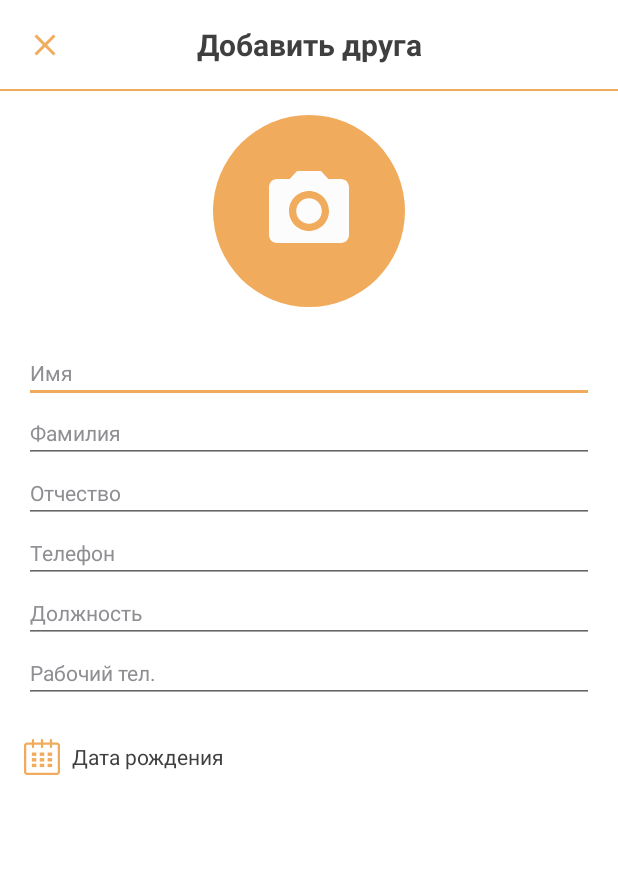
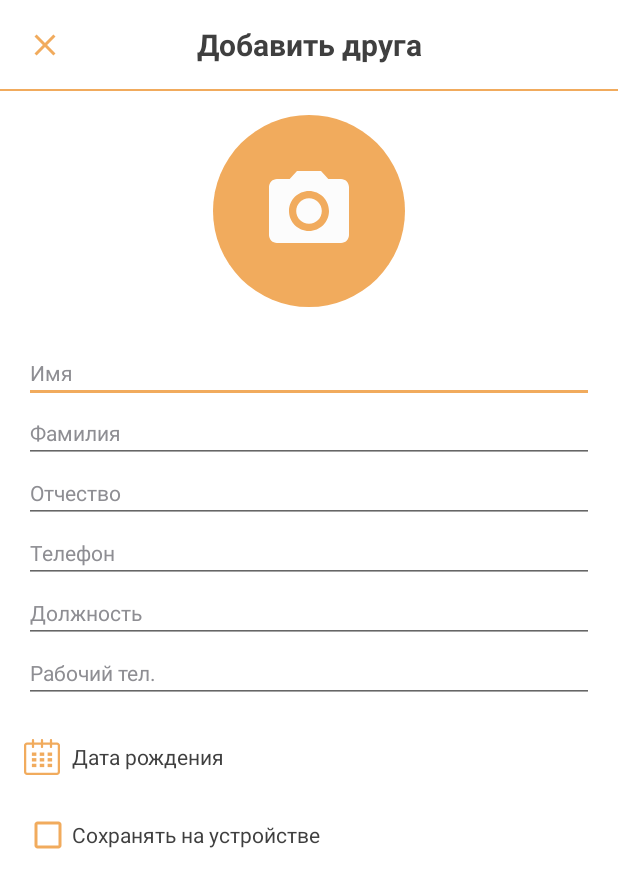
Before and after one commit to TheRzzan/RJD, an Android app: the layout fragment_editor.xml on its own in the app's theme, with its tools: preview values and no code run, on a phone screen of 412 x 824 dp. Shown: the top 888 px of the screen. Run offline under Robolectric (Android 15) with nearby library versions, the phone set to English and light mode, and no system bars.

Commit message:
Phone contacts: check box save added.

```diff
--- a/app/src/main/java/com/morozov/rjd/domain/implementation/ContactsLoaderImpl.kt
+++ b/app/src/main/java/com/morozov/rjd/domain/implementation/ContactsLoaderImpl.kt
@@ -42,7 +42,8 @@ class ContactsLoaderImpl(private val context: Context): ContactsLoader, Contacts
         data.add(contact)
         val dbHelper = ContactsDBHelper(context)
         dbHelper.addContact(contact)
-        ContactsPhoneHelper.saveNewContact(context, contact)
+        if (contact.saveInDevice)
+            ContactsPhoneHelper.saveNewContact(context, contact)
     }
 
     override fun overwriteOld(contact: ContactModel, pos: Int) {
@@ -52,7 +53,8 @@ class ContactsLoaderImpl(private val context: Context): ContactsLoader, Contacts
         val dbHelper = ContactsDBHelper(context)
         dbHelper.removeItemWithPhone(contactModelOld.phoneNum)
         dbHelper.addContact(contact)
-        ContactsPhoneHelper.overwriteOldContact(context, contactModelOld, contact)
+        if (contact.saveInDevice)
+            ContactsPhoneHelper.overwriteOldContact(context, contactModelOld, contact)
     }
 
     override fun deleteThink(contact: ContactModel, pos: Int) {
--- a/app/src/main/java/com/morozov/rjd/mvp/models/ContactModel.kt
+++ b/app/src/main/java/com/morozov/rjd/mvp/models/ContactModel.kt
@@ -6,4 +6,5 @@ import java.util.*
 data class ContactModel(var name: String, var family: String, var surname: String?, var phoneNum: String,
                         var isFriend: Boolean,
                         var workPhone: String?, var position: String?,
-                        var birthday: Date?, var photo: Uri? = null)
+                        var birthday: Date?, var photo: Uri? = null,
+                        var saveInDevice: Boolean = false)
--- a/app/src/main/res/layout/fragment_editor.xml
+++ b/app/src/main/res/layout/fragment_editor.xml
@@ -122,6 +122,7 @@
             <RelativeLayout
                     android:id="@+id/relativeDayMonthYear"
                     android:layout_marginTop="@dimen/activity_long_vertical_margin"
+                    android:layout_marginBottom="@dimen/activity_long_vertical_margin"
                     android:layout_width="wrap_content"
                     android:layout_height="wrap_content">
 
@@ -141,6 +142,15 @@
                         style="@style/TextView.Secondary"
                         android:textColor="@color/secondary_text"/>
             </RelativeLayout>
+
+            <CheckBox
+
+                    android:text="Сохранять на устройстве"
+                    android:buttonTint="@color/colorPrimary"
+                    style="@style/TextView.Secondary"
+                    android:textColor="@color/secondary_text"
+                    android:layout_width="wrap_content"
+                    android:layout_height="wrap_content" android:id="@+id/checkBoxSave"/>
         </LinearLayout>
     </RelativeLayout>
 </ScrollView>
```
Also changed, not shown: app/src/main/java/com/morozov/rjd/ui/fragments/editor/EditorFragment.kt (+7 -0 lines).
